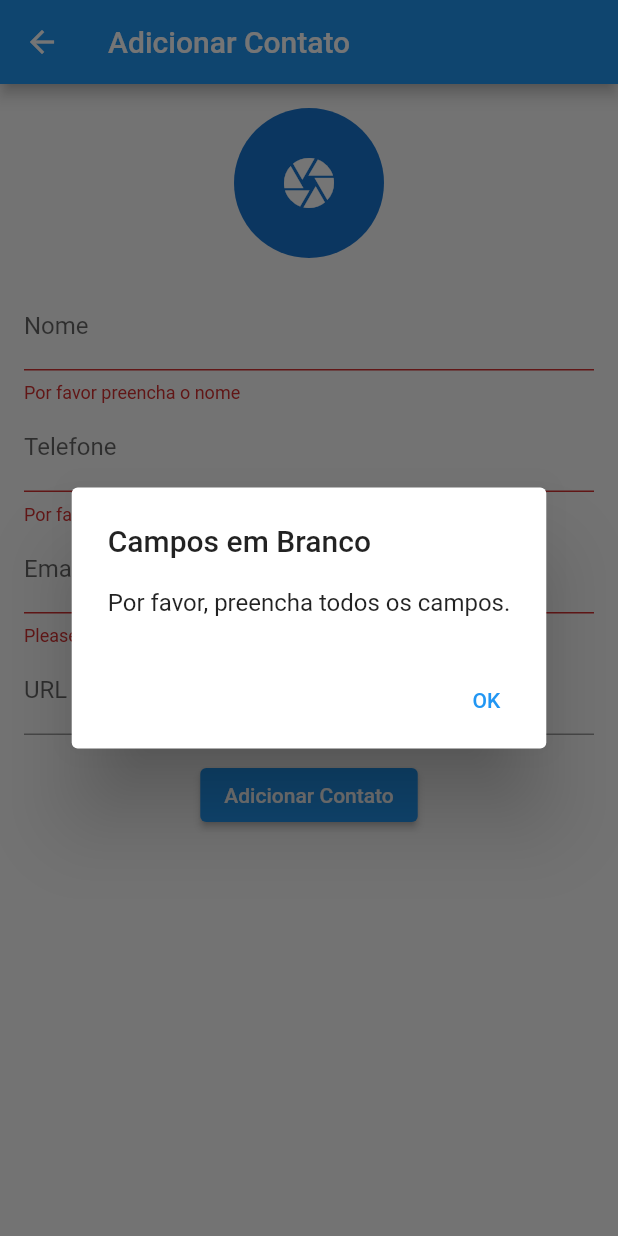
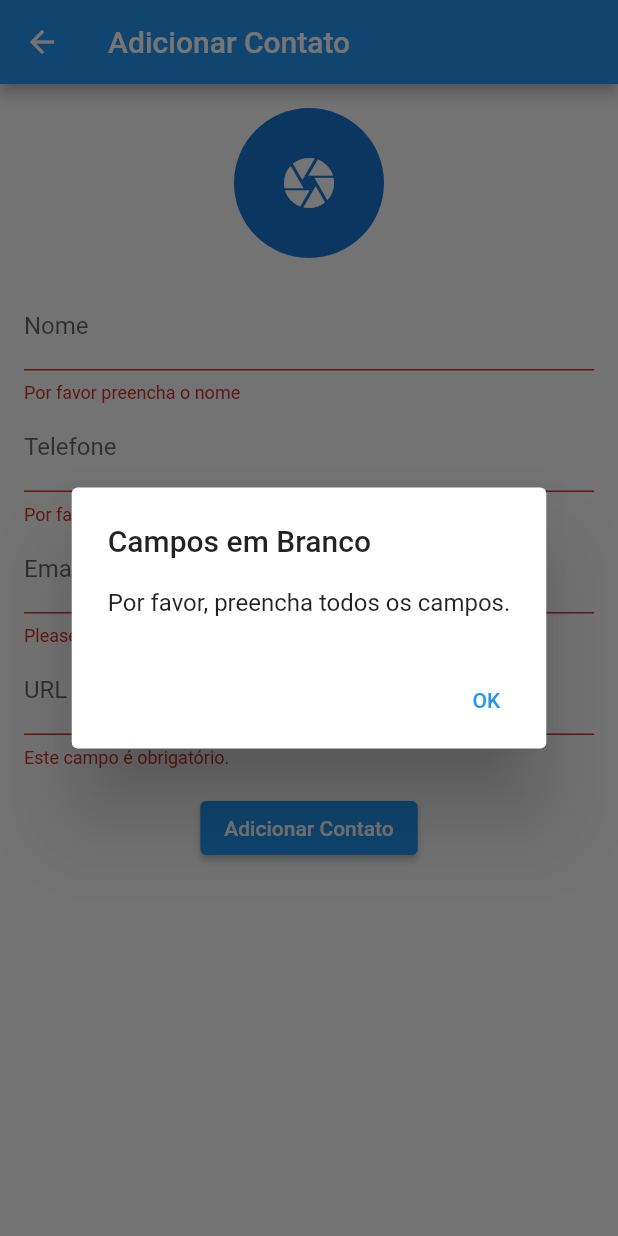
Before and after one commit to giseletoledo/contatos-app, a Flutter app: the AddContactPage screen opened directly, after a tap on "Adicionar Contato", on a phone screen of 412 x 824 dp. Run offline on Flutter 3.47's test engine with Material 2 defaults, Android fonts, the phone set to English and light mode, and no system bars; our stand-ins replace cached_network_image, dio, flutter_dotenv; network calls fail.

Commit message:
verificando URL da imagem

```diff
--- a/lib/pages/add_contact_page.dart
+++ b/lib/pages/add_contact_page.dart
@@ -19,6 +19,17 @@ class _AddContactPageState extends State<AddContactPage> {
   final TextEditingController _emailController = TextEditingController();
   final TextEditingController _urlAvatarController = TextEditingController();
   final ValueNotifier<String> _urlAvatarNotifier = ValueNotifier<String>('');
+
+  String? validateUrl(String? value) {
+    if (value == null || value.isEmpty) {
+      return 'Este campo é obrigatório.';
+    }
+    if (!value.startsWith('http://') && !value.startsWith('https://')) {
+      return 'A URL deve começar com "http://" ou "https://".';
+    }
+    // Outras validações, se necessário.
+    return null;
+  }
 
   ContactRepository contactRepository = ContactRepository();
   var _contactList = [];
@@ -113,6 +124,7 @@ class _AddContactPageState extends State<AddContactPage> {
                 controller: _urlAvatarController,
                 decoration:
                     const InputDecoration(labelText: 'URL da Imagem de Perfil'),
+                validator: validateUrl,
                 onChanged: (value) {
                   _urlAvatarNotifier.value = value;
                 },
--- a/lib/pages/contact_list.dart
+++ b/lib/pages/contact_list.dart
@@ -49,7 +49,7 @@ class _ContactListState extends State<ContactList> {
           child: Column(
             children: [
               carregando
-                  ? const CircularProgressIndicator()
+                  ? const Center(child: CircularProgressIndicator())
                   : Expanded(
                       child: ListView.builder(
                           itemCount: _contactList.length,
```
